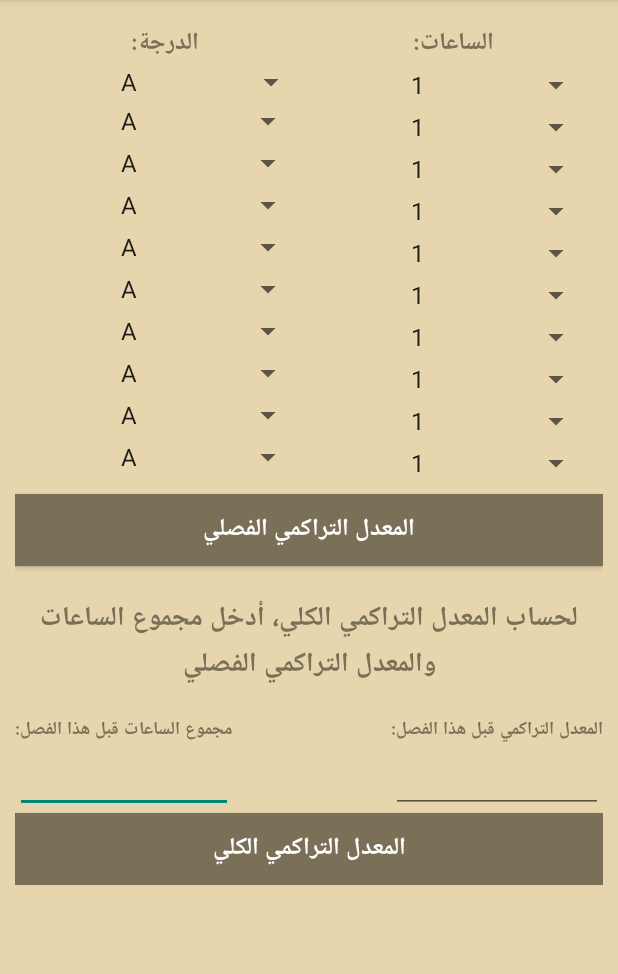
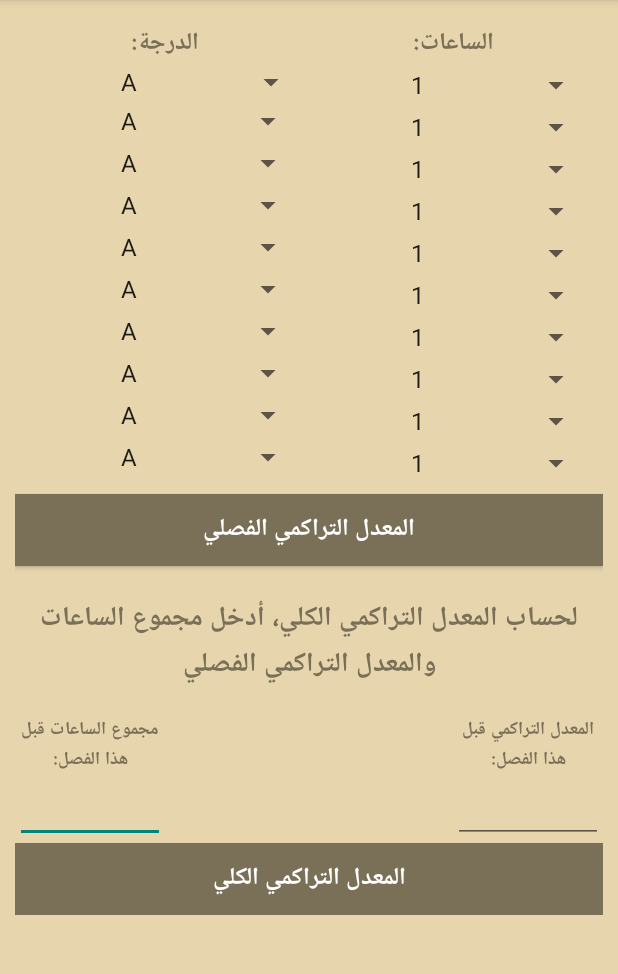
Before and after one commit to alsaidisoft/GpaCalc, an Android app: the Gpa screen opened directly, with no data from a screen before it, on a phone screen of 412 x 824 dp, the part 84-1058 px from its top. Run offline under Robolectric (Android 15) with nearby library versions, the phone set to English and light mode, and no system bars; Roboto replaces fonts that are not available here; 2 statements that could not run were skipped.

Commit message:
upgrade minSdk to 30 and fix some interface issues

```diff
--- a/app/build.gradle.kts
+++ b/app/build.gradle.kts
@@ -8,10 +8,10 @@ android {
 
     defaultConfig {
         applicationId = "com.gpa.SoharCollege"
-        minSdk = 24
+        minSdk = 30
         targetSdk = 34
-        versionCode = 16
-        versionName = "2.5"
+        versionCode = 17
+        versionName = "2.6"
 
         testInstrumentationRunner = "androidx.test.runner.AndroidJUnitRunner"
     }
--- a/app/src/main/res/layout/gpa_calculator.xml
+++ b/app/src/main/res/layout/gpa_calculator.xml
@@ -215,12 +215,13 @@
                 android:layout_width="fill_parent"
                 android:layout_height="wrap_content"
                 android:layout_below="@+id/textView3"
+                android:gravity="center_horizontal"
                 android:layout_marginTop="18dp">
 
                 <RelativeLayout
                     android:layout_width="match_parent"
                     android:layout_height="wrap_content"
-                    android:layout_gravity="center"
+                    android:layout_gravity="center_vertical"
                     android:gravity="center">
 
                 <LinearLayout
@@ -232,7 +233,7 @@
 
                     <TextView
                         android:id="@+id/textView4"
-                        android:layout_width="match_parent"
+                        android:layout_width="100dp"
                         android:layout_height="wrap_content"
                         android:textStyle="bold"
                         android:textSize="12sp"
@@ -240,7 +241,7 @@
                         android:textColor="@color/darkBrown"
                         android:text="@string/total_before_semester_hours" />
                     <EditText
-                        android:layout_width="match_parent"
+                        android:layout_width="100dp"
                         android:layout_height="wrap_content"
                         android:id="@+id/editText1"
                         android:textAlignment="center"
@@ -259,7 +260,7 @@
 
                     <TextView
                         android:id="@+id/textView5"
-                        android:layout_width="match_parent"
+                        android:layout_width="100dp"
                         android:layout_height="wrap_content"
                         android:textStyle="bold"
                         android:textSize="12sp"
@@ -268,7 +269,7 @@
                         android:text="@string/total_before_semester_gpa" />
 
                     <EditText
-                        android:layout_width="match_parent"
+                        android:layout_width="100dp"
                         android:layout_height="wrap_content"
                         android:id="@+id/editText2"
                         android:textAlignment="center"
```
